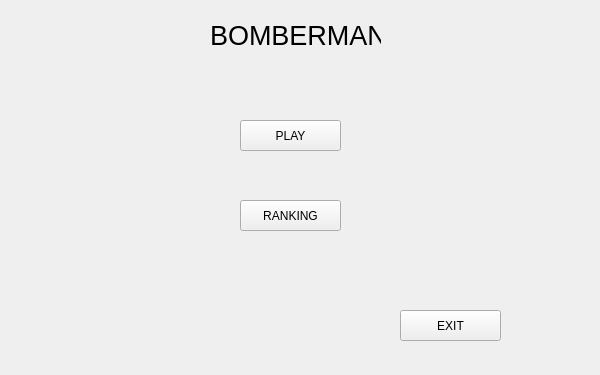
Qt form Classes/GUI/game.ui (EKaczmarek/BomberMan) before a commit.
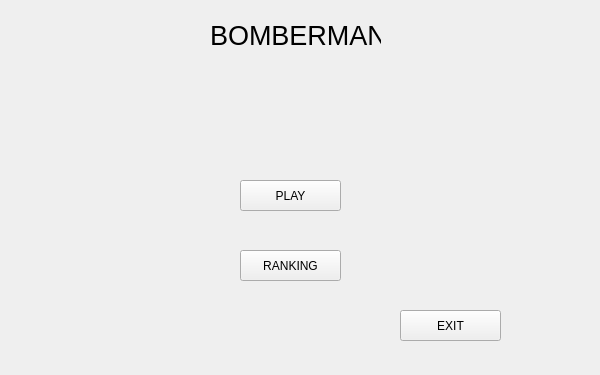
The same form after that commit.

Patch:
```diff
--- a/Classes/GUI/game.ui
+++ b/Classes/GUI/game.ui
@@ -23,7 +23,7 @@
    <property name="geometry">
     <rect>
      <x>240</x>
-     <y>200</y>
+     <y>250</y>
      <width>101</width>
      <height>31</height>
     </rect>
@@ -57,7 +57,7 @@
    <property name="geometry">
     <rect>
      <x>240</x>
-     <y>120</y>
+     <y>180</y>
      <width>101</width>
      <height>31</height>
     </rect>
```
